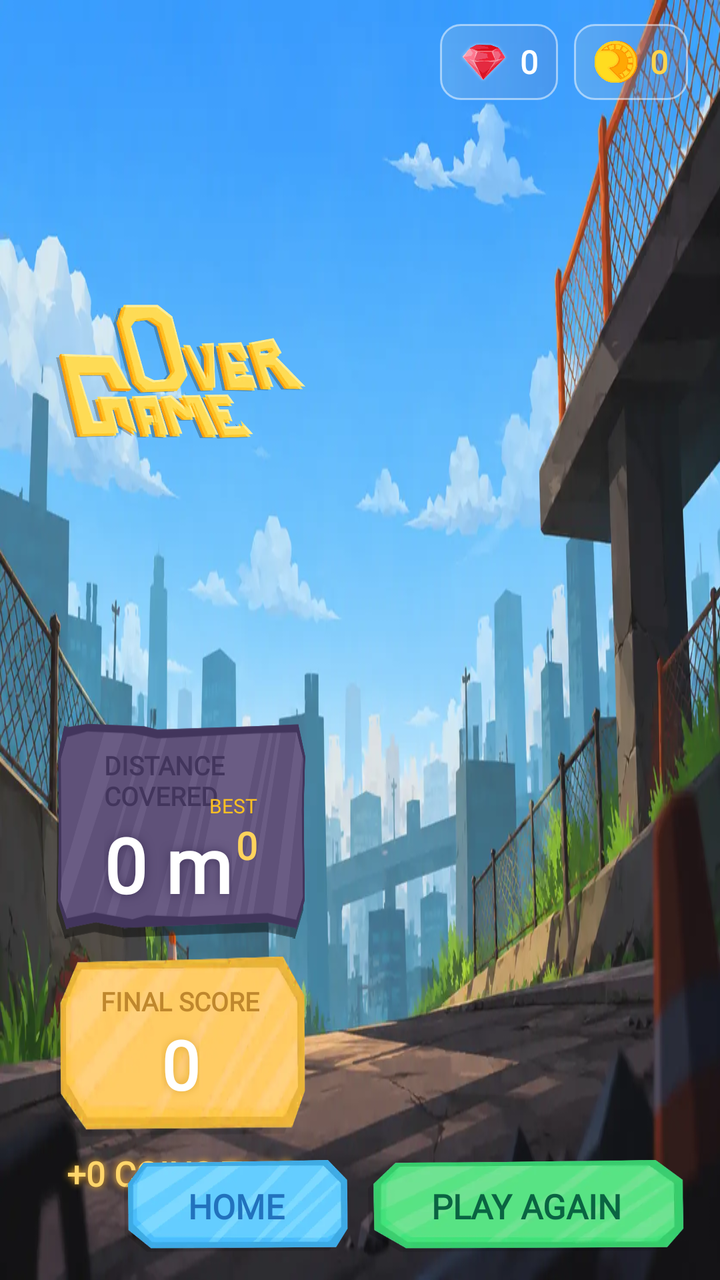
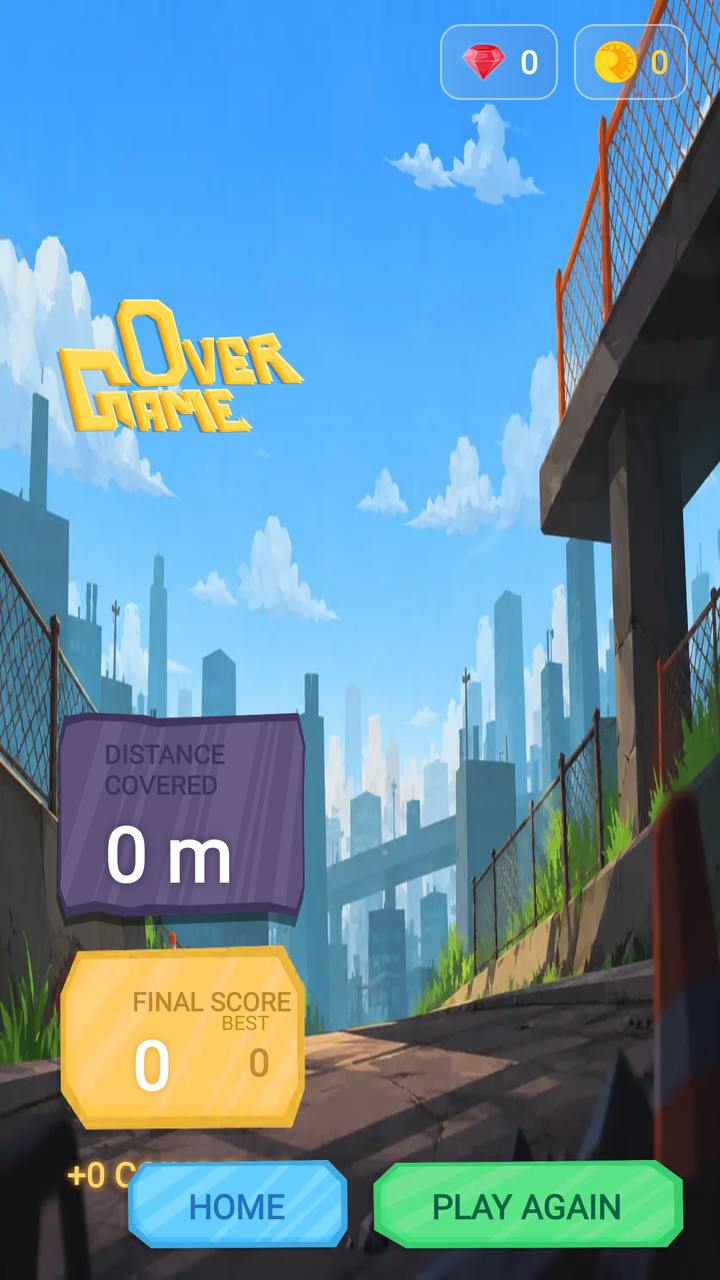

Compare the two renders of this Android layout. The source of the first and the diff that turns it into the second are given below.
<!-- AndroidManifest.xml: application theme Theme.RollerRush -->
<!-- res/layout/activity_game_over.xml -->
<?xml version="1.0" encoding="utf-8"?>
<androidx.constraintlayout.widget.ConstraintLayout
    xmlns:android="http://schemas.android.com/apk/res/android"
    xmlns:app="http://schemas.android.com/apk/res-auto"
    xmlns:tools="http://schemas.android.com/tools"
    android:id="@+id/gameOverRoot"
    android:layout_width="match_parent"
    android:layout_height="match_parent"
    android:background="@drawable/gameover_bg_img"
    android:clipChildren="false"
    android:clipToPadding="false">

    <androidx.constraintlayout.widget.Guideline
        android:id="@+id/gameOverSplit"
        android:layout_width="wrap_content"
        android:layout_height="wrap_content"
        android:orientation="vertical"
        app:layout_constraintGuide_percent="0.48" />

    
    <LinearLayout
        android:id="@+id/linearLayout12"
        android:layout_width="0dp"
        android:layout_height="0dp"
        android:layout_marginStart="20dp"
        android:layout_marginTop="10dp"
        android:layout_marginEnd="12dp"
        android:layout_marginBottom="14dp"
        android:gravity="center"
        android:orientation="vertical"
        android:padding="8dp"
        app:layout_constraintBottom_toBottomOf="parent"
        app:layout_constraintEnd_toStartOf="@id/gameOverSplit"
        app:layout_constraintStart_toStartOf="parent"
        app:layout_constraintTop_toTopOf="parent">

        <ImageView
            android:id="@+id/gameOverTitle"
            android:layout_width="match_parent"
            android:layout_height="0dp"
            android:layout_weight="1.05"
            android:layout_marginBottom="8dp"
            android:contentDescription="Game Over"
            android:scaleType="fitCenter"
            android:src="@drawable/game_over_img" />

        <androidx.constraintlayout.widget.ConstraintLayout
            android:id="@+id/imageView4"
            android:layout_width="match_parent"
            android:layout_height="wrap_content"
            android:background="@drawable/mission_panel_bg"
            android:padding="12dp">

            <TextView
                android:id="@+id/textView2"
                android:layout_width="wrap_content"
                android:layout_height="wrap_content"
                android:fontFamily="@font/new_font"
                android:text="DISTANCE COVERED"
                android:textColor="#42355C"
                android:textSize="13sp"
                android:layout_marginStart="12dp"
                android:textStyle="bold"
                app:layout_constraintBottom_toTopOf="@id/distanceValue"
                app:layout_constraintStart_toStartOf="parent"
                app:layout_constraintTop_toTopOf="parent" />

            <TextView
                android:id="@+id/distanceValue"
                android:layout_width="wrap_content"
                android:layout_height="wrap_content"
                android:fontFamily="@font/count_font"
                android:shadowColor="#42355C"
                android:shadowDx="0"
                android:shadowDy="0"
                android:layout_marginStart="12dp"
                android:shadowRadius="12"
                android:text="0 m"
                android:textColor="#FFFFFF"
                android:textSize="38sp"
                android:textStyle="bold"
                app:layout_constraintBottom_toBottomOf="parent"
                app:layout_constraintStart_toStartOf="parent"
                app:layout_constraintTop_toBottomOf="@id/textView2" />

            <LinearLayout
                android:id="@+id/linearLayout14"
                android:layout_width="wrap_content"
                android:layout_height="wrap_content"
                android:layout_margin="12dp"
                android:gravity="end"
                android:orientation="vertical"
                app:layout_constraintBottom_toBottomOf="parent"
                app:layout_constraintEnd_toEndOf="parent"
                app:layout_constraintTop_toTopOf="parent">

                <TextView
                    android:layout_width="wrap_content"
                    android:layout_height="wrap_content"
                    android:fontFamily="@font/new_font"
                    android:text="BEST"
                    android:textColor="#FDC123"
                    android:textSize="10sp" />

                <TextView
                    android:id="@+id/bestValue"
                    android:layout_width="wrap_content"
                    android:layout_height="wrap_content"
                    android:fontFamily="@font/count_font"
                    android:text="0"
                    android:textColor="#FFD45C"
                    android:textSize="19sp"
                    android:textStyle="bold" />
            </LinearLayout>
        </androidx.constraintlayout.widget.ConstraintLayout>

        <LinearLayout
            android:id="@+id/scoreStats"
            android:layout_width="match_parent"
            android:layout_height="90dp"
            android:layout_marginTop="9dp"
            android:background="@drawable/golden_button_bg"
            android:gravity="center"
            android:orientation="vertical"
            android:paddingVertical="7dp">

            <TextView
                android:layout_width="wrap_content"
                android:layout_height="wrap_content"
                android:fontFamily="@font/new_font"
                android:text="FINAL SCORE"
                android:textColor="#BF872D"
                android:textSize="13sp"
                android:textStyle="bold" />

            <TextView
                android:id="@+id/scoreValue"
                android:layout_width="wrap_content"
                android:layout_height="wrap_content"
                android:fontFamily="@font/count_font"
                android:shadowColor="#E3AD37"
                android:shadowRadius="10"
                android:text="0"
                android:textColor="#FFFFFF"
                android:textSize="34sp"
                android:textStyle="bold" />
        </LinearLayout>

        <TextView
            android:id="@+id/runCoinsValue"
            android:layout_width="match_parent"
            android:layout_height="wrap_content"
            android:layout_marginTop="7dp"
            android:fontFamily="@font/new_font"
            android:gravity="center"
            android:shadowColor="#FFFFB52E"
            android:shadowRadius="8"
            android:text="+0 COINS THIS RUN"
            android:textColor="#FFD66B"
            android:textSize="17sp"
            android:textStyle="bold" />

    </LinearLayout>

    
    <LinearLayout
        android:id="@+id/linearLayout3"
        android:layout_width="wrap_content"
        android:layout_height="38dp"
        android:layout_marginTop="12dp"
        android:layout_marginEnd="8dp"
        android:background="@drawable/coin_container"
        android:gravity="center"
        android:orientation="horizontal"
        android:paddingHorizontal="10dp"
        app:layout_constraintEnd_toStartOf="@id/linearLayout2"
        app:layout_constraintTop_toTopOf="parent">

        <ImageView
            android:layout_width="24dp"
            android:layout_height="24dp"
            android:contentDescription="Rush Rubies"
            android:src="@drawable/rush_ruby" />

        <TextView
            android:id="@+id/rubiesLabel"
            android:layout_width="wrap_content"
            android:layout_height="wrap_content"
            android:layout_marginStart="6dp"
            android:fontFamily="@font/count_font"
            android:text="0"
            android:textColor="#FFFFFF"
            android:textSize="16sp"
            android:textStyle="bold" />
    </LinearLayout>

    <LinearLayout
        android:id="@+id/linearLayout2"
        android:layout_width="wrap_content"
        android:layout_height="38dp"
        android:layout_marginTop="12dp"
        android:layout_marginEnd="16dp"
        android:background="@drawable/coin_container"
        android:gravity="center"
        android:orientation="horizontal"
        android:paddingHorizontal="10dp"
        app:layout_constraintEnd_toEndOf="parent"
        app:layout_constraintTop_toTopOf="parent">

        <ImageView
            android:layout_width="22dp"
            android:layout_height="22dp"
            android:contentDescription="Rush Coins"
            android:src="@drawable/rush_coin" />

        <TextView
            android:id="@+id/totalCoinsValue"
            android:layout_width="wrap_content"
            android:layout_height="wrap_content"
            android:layout_marginStart="6dp"
            android:fontFamily="@font/count_font"
            android:text="0"
            android:textColor="#FFD34B"
            android:textSize="16sp"
            android:textStyle="bold" />
    </LinearLayout>

    
    <LinearLayout
        android:id="@+id/completedMissionsPanel"
        android:layout_width="0dp"
        android:layout_height="0dp"
        android:layout_marginStart="6dp"
        android:layout_marginTop="60dp"
        android:layout_marginEnd="16dp"
        android:layout_marginBottom="76dp"
        android:background="@drawable/mission_panel"
        android:orientation="vertical"
        android:padding="12dp"
        android:visibility="gone"
        app:layout_constraintBottom_toBottomOf="parent"
        app:layout_constraintEnd_toEndOf="parent"
        app:layout_constraintStart_toEndOf="@id/gameOverSplit"
        app:layout_constraintTop_toTopOf="parent">

        <TextView
            android:id="@+id/completedMissionsTitle"
            android:layout_width="match_parent"
            android:layout_height="wrap_content"
            android:fontFamily="@font/new_font"
            android:gravity="center"
            android:text="MISSIONS COMPLETED!"
            android:textColor="#646464"
            android:textSize="21sp"
            android:textStyle="bold" />

        <TextView
            android:id="@+id/completedMissionsSubtitle"
            android:layout_width="match_parent"
            android:layout_height="wrap_content"
            android:fontFamily="@font/count_font"
            android:gravity="center"
            android:paddingBottom="8dp"
            android:text="Great ride! You've unlocked new rewards."
            android:textColor="#697380"
            android:textSize="12sp" />

        <ScrollView
            android:id="@+id/completedMissionsScroll"
            android:layout_width="match_parent"
            android:layout_height="0dp"
            android:layout_weight="1"
            android:layout_marginStart="10dp"
            android:clipToPadding="false"
            android:fillViewport="false"
            android:overScrollMode="never">

            <LinearLayout
                android:id="@+id/completedMissionsList"
                android:layout_width="match_parent"
                android:layout_height="wrap_content"
                android:orientation="vertical" />
        </ScrollView>

        <TextView
            android:id="@+id/completedMissionsHint"
            android:layout_width="match_parent"
            android:layout_height="wrap_content"
            android:gravity="center"
            android:padding="7dp"
            android:fontFamily="@font/count_font"
            android:text="Visit MISSIONS from the main menu to claim your rewards."
            android:textColor="#686A68"
            android:textSize="11sp" />

    </LinearLayout>

    
    <LinearLayout
        android:id="@+id/linearLayout11"
        android:layout_width="wrap_content"
        android:layout_height="wrap_content"
        android:layout_marginEnd="18dp"
        android:layout_marginBottom="14dp"
        android:gravity="center"
        android:orientation="horizontal"
        app:layout_constraintBottom_toBottomOf="parent"
        app:layout_constraintEnd_toEndOf="parent">

        <Button
            android:id="@+id/homeButton"
            android:layout_width="112dp"
            android:layout_height="46dp"
            android:layout_marginEnd="10dp"
            android:background="@drawable/blue_button_bg"
            android:fontFamily="@font/new_font"
            android:text="HOME"
            android:textAllCaps="true"
            android:textColor="#2272BD"
            android:textSize="17sp"
            android:textStyle="bold" />

        <Button
            android:id="@+id/playAgainButton"
            android:layout_width="158dp"
            android:layout_height="46dp"
            android:background="@drawable/retry_button_bg"
            android:fontFamily="@font/new_font"
            android:text="PLAY AGAIN"
            android:textAllCaps="true"
            android:textColor="#0A6442"
            android:textSize="17sp"
            android:textStyle="bold" />
    </LinearLayout>

    
    <androidx.constraintlayout.widget.ConstraintLayout
        android:id="@+id/mysteryRewardCard"
        android:layout_width="0dp"
        android:layout_height="0dp"
        android:background="@drawable/mystery_overlay_bg"
        android:gravity="center"
        android:orientation="horizontal"
        android:padding="14dp"
        android:visibility="gone"
        app:layout_constraintBottom_toBottomOf="parent"
        app:layout_constraintEnd_toEndOf="parent"
        app:layout_constraintStart_toStartOf="parent"
        app:layout_constraintTop_toTopOf="parent">

        <ImageView
            android:id="@+id/mysteryBubbleImage"
            android:layout_width="160dp"
            android:layout_height="230dp"
            android:contentDescription="Mystery reward bubble"
            android:scaleType="fitCenter"
            android:src="@drawable/mystery_bubble"
            app:layout_constraintBottom_toBottomOf="parent"
            app:layout_constraintEnd_toEndOf="parent"
            app:layout_constraintStart_toStartOf="parent"
            app:layout_constraintTop_toTopOf="parent" />


        <TextView
            android:layout_width="wrap_content"
            android:layout_height="wrap_content"
            android:fontFamily="@font/new_font"
            android:text="LUCKY FIND"
            android:textColor="#E8D9FF"
            android:textSize="16sp"
            android:textStyle="bold"
            app:layout_constraintBottom_toTopOf="@+id/mysteryBubbleImage"
            app:layout_constraintEnd_toEndOf="parent"
            app:layout_constraintStart_toStartOf="parent"
            app:layout_constraintTop_toTopOf="parent" />

        <TextView
            android:id="@+id/mysteryRewardTitle"
            android:layout_width="wrap_content"
            android:layout_height="wrap_content"
            android:fontFamily="@font/new_font"
            android:text="MYSTERY REWARD!"
            android:textColor="#FFFFFF"
            android:textSize="24sp"
            android:textStyle="bold"
            app:layout_constraintBottom_toBottomOf="parent"
            app:layout_constraintEnd_toStartOf="@+id/mysteryBubbleImage"
            app:layout_constraintStart_toStartOf="parent"
            app:layout_constraintTop_toTopOf="parent" />

        <TextView
            android:id="@+id/mysteryRewardValue"
            android:layout_width="wrap_content"
            android:layout_height="wrap_content"
            android:fontFamily="@font/new_font"
            android:padding="12dp"
            android:text="+100 COINS"
            android:textColor="#FFD66B"
            android:textSize="32sp"
            android:textStyle="bold"
            app:layout_constraintBottom_toBottomOf="parent"
            app:layout_constraintEnd_toEndOf="parent"
            app:layout_constraintStart_toEndOf="@+id/mysteryBubbleImage"
            app:layout_constraintTop_toTopOf="parent" />
    </androidx.constraintlayout.widget.ConstraintLayout>

</androidx.constraintlayout.widget.ConstraintLayout>
<!-- resources referenced by this layout -->
<resources>
  <!-- drawable blue_button_bg: webp bitmap (drawable, 5542 bytes) -->
  <!-- drawable coin_container (drawable) -->
  <?xml version="1.0" encoding="utf-8"?>
  <shape xmlns:android="http://schemas.android.com/apk/res/android">
  <gradient android:startColor="#4D93C0E2" android:endColor="#4D6189D0"/>
      <corners android:radius="10dp"/>
      <stroke android:color="#81FFFFFF" android:width="1dp"/>
  </shape>
  <!-- drawable game_over_img: webp bitmap (drawable, 68596 bytes) -->
  <!-- drawable gameover_bg_img: webp bitmap (drawable, 73464 bytes) -->
  <!-- drawable golden_button_bg: webp bitmap (drawable, 5360 bytes) -->
  <!-- drawable mission_panel: png bitmap (drawable-nodpi, 78967 bytes) -->
  <!-- drawable mission_panel_bg: png bitmap (drawable-nodpi, 43335 bytes) -->
  <!-- drawable mystery_bubble: webp bitmap (drawable, 18786 bytes) -->
  <!-- drawable mystery_overlay_bg: webp bitmap (drawable, 23906 bytes) -->
  <!-- drawable retry_button_bg: webp bitmap (drawable, 5076 bytes) -->
  <!-- drawable rush_coin: webp bitmap (drawable, 6902 bytes) -->
  <!-- drawable rush_ruby: webp bitmap (drawable, 12584 bytes) -->
  <style name="Theme.RollerRush" parent="Theme.AppCompat.NoActionBar">
          <item name="android:windowFullscreen">true</item>
          <item name="android:windowBackground">@android:color/black</item>
      </style>
</resources>

<!-- the commit's change to res/layout/activity_game_over.xml (unified diff, before → after) -->
@@ -83,23 +83,36 @@
                 app:layout_constraintStart_toStartOf="parent"
                 app:layout_constraintTop_toBottomOf="@id/textView2" />
 
+
+        </androidx.constraintlayout.widget.ConstraintLayout>
+
+
+        <androidx.constraintlayout.widget.ConstraintLayout
+            android:id="@+id/scoreStats"
+            android:layout_width="match_parent"
+            android:layout_height="96dp"
+            android:layout_marginTop="9dp"
+            android:background="@drawable/golden_button_bg"
+            android:gravity="center"
+            android:orientation="vertical"
+            android:paddingVertical="7dp">
+
             <LinearLayout
                 android:id="@+id/linearLayout14"
                 android:layout_width="wrap_content"
                 android:layout_height="wrap_content"
-                android:layout_margin="12dp"
                 android:gravity="end"
+                android:layout_margin="18dp"
                 android:orientation="vertical"
                 app:layout_constraintBottom_toBottomOf="parent"
-                app:layout_constraintEnd_toEndOf="parent"
-                app:layout_constraintTop_toTopOf="parent">
+                app:layout_constraintEnd_toEndOf="parent">
 
                 <TextView
                     android:layout_width="wrap_content"
                     android:layout_height="wrap_content"
                     android:fontFamily="@font/new_font"
                     android:text="BEST"
-                    android:textColor="#FDC123"
+                    android:textColor="#BC8E17"
                     android:textSize="10sp" />
 
                 <TextView
@@ -108,30 +121,24 @@
                     android:layout_height="wrap_content"
                     android:fontFamily="@font/count_font"
                     android:text="0"
-                    android:textColor="#FFD45C"
+                    android:textColor="#C88833"
                     android:textSize="19sp"
                     android:textStyle="bold" />
             </LinearLayout>
-        </androidx.constraintlayout.widget.ConstraintLayout>
-
-        <LinearLayout
-            android:id="@+id/scoreStats"
-            android:layout_width="match_parent"
-            android:layout_height="90dp"
-            android:layout_marginTop="9dp"
-            android:background="@drawable/golden_button_bg"
-            android:gravity="center"
-            android:orientation="vertical"
-            android:paddingVertical="7dp">
 
             <TextView
+                android:id="@+id/textView"
                 android:layout_width="wrap_content"
                 android:layout_height="wrap_content"
                 android:fontFamily="@font/new_font"
                 android:text="FINAL SCORE"
                 android:textColor="#BF872D"
                 android:textSize="13sp"
-                android:textStyle="bold" />
+                android:layout_marginTop="12dp"
+                android:layout_marginStart="38dp"
+                android:textStyle="bold"
+                app:layout_constraintStart_toStartOf="parent"
+                app:layout_constraintTop_toTopOf="parent" />
 
             <TextView
                 android:id="@+id/scoreValue"
@@ -143,8 +150,11 @@
                 android:text="0"
                 android:textColor="#FFFFFF"
                 android:textSize="34sp"
-                android:textStyle="bold" />
-        </LinearLayout>
+                android:textStyle="bold"
+                app:layout_constraintStart_toStartOf="@+id/textView"
+                app:layout_constraintTop_toBottomOf="@+id/textView" />
+
+        </androidx.constraintlayout.widget.ConstraintLayout>
 
         <TextView
             android:id="@+id/runCoinsValue"
@@ -161,6 +171,8 @@
             android:textStyle="bold" />
 
     </LinearLayout>
+
+
 
     
     <LinearLayout
